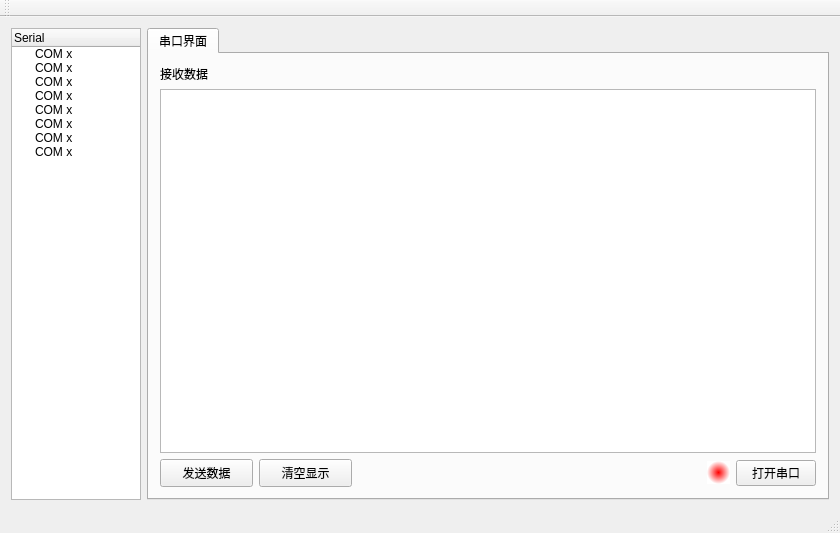
The window that mainwindow.ui (jiaqingnb/serial_emulation) describes before a commit, drawn with Qt 5.
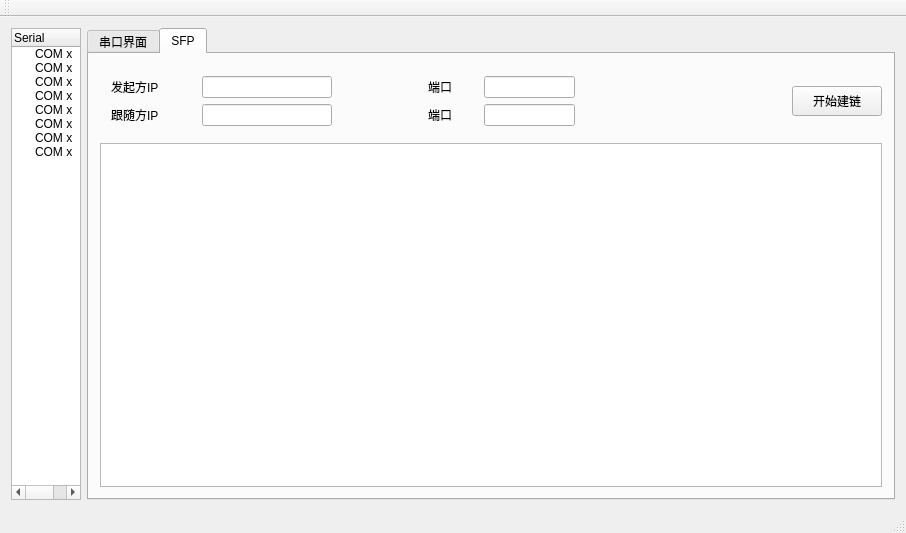
The same window after the commit.

Commit message: 开始开发UDP模块

Diff of the .ui file:
```diff
--- a/mainwindow.ui
+++ b/mainwindow.ui
@@ -78,7 +78,7 @@
       <item>
        <widget class="QTabWidget" name="tabWidget">
         <property name="currentIndex">
-         <number>0</number>
+         <number>1</number>
         </property>
         <widget class="QWidget" name="COM1">
          <attribute name="title">
@@ -208,6 +208,261 @@
           </item>
          </layout>
         </widget>
+        <widget class="QWidget" name="tab">
+         <attribute name="title">
+          <string>SFP</string>
+         </attribute>
+         <layout class="QGridLayout" name="gridLayout_5">
+          <item row="0" column="0">
+           <layout class="QVBoxLayout" name="verticalLayout_2">
+            <item>
+             <layout class="QHBoxLayout" name="horizontalLayout_6">
+              <item>
+               <widget class="QWidget" name="widget" native="true">
+                <layout class="QGridLayout" name="gridLayout_4">
+                 <item row="0" column="0">
+                  <layout class="QHBoxLayout" name="horizontalLayout_4">
+                   <item>
+                    <widget class="QLabel" name="label_2">
+                     <property name="minimumSize">
+                      <size>
+                       <width>85</width>
+                       <height>0</height>
+                      </size>
+                     </property>
+                     <property name="maximumSize">
+                      <size>
+                       <width>85</width>
+                       <height>16777215</height>
+                      </size>
+                     </property>
+                     <property name="text">
+                      <string>发起方IP</string>
+                     </property>
+                    </widget>
+                   </item>
+                   <item>
+                    <widget class="QLineEdit" name="Initiator_IP">
+                     <property name="minimumSize">
+                      <size>
+                       <width>130</width>
+                       <height>22</height>
+                      </size>
+                     </property>
+                     <property name="maximumSize">
+                      <size>
+                       <width>91</width>
+                       <height>22</height>
+                      </size>
+                     </property>
+                    </widget>
+                   </item>
+                   <item>
+                    <spacer name="horizontalSpacer_2">
+                     <property name="orientation">
+                      <enum>Qt::Horizontal</enum>
+                     </property>
+                     <property name="sizeType">
+                      <enum>QSizePolicy::Fixed</enum>
+                     </property>
+                     <property name="sizeHint" stdset="0">
+                      <size>
+                       <width>90</width>
+                       <height>20</height>
+                      </size>
+                     </property>
+                    </spacer>
+                   </item>
+                   <item>
+                    <widget class="QLabel" name="label_4">
+                     <property name="minimumSize">
+                      <size>
+                       <width>50</width>
+                       <height>0</height>
+                      </size>
+                     </property>
+                     <property name="maximumSize">
+                      <size>
+                       <width>65</width>
+                       <height>16777215</height>
+                      </size>
+                     </property>
+                     <property name="text">
+                      <string>端口</string>
+                     </property>
+                    </widget>
+                   </item>
+                   <item>
+                    <widget class="QLineEdit" name="Initiator_Port">
+                     <property name="minimumSize">
+                      <size>
+                       <width>91</width>
+                       <height>22</height>
+                      </size>
+                     </property>
+                     <property name="maximumSize">
+                      <size>
+                       <width>91</width>
+                       <height>22</height>
+                      </size>
+                     </property>
+                    </widget>
+                   </item>
+                   <item>
+                    <spacer name="horizontalSpacer_5">
+                     <property name="orientation">
+                      <enum>Qt::Horizontal</enum>
+                     </property>
+                     <property name="sizeType">
+                      <enum>QSizePolicy::Fixed</enum>
+                     </property>
+                     <property name="sizeHint" stdset="0">
+                      <size>
+                       <width>200</width>
+                       <height>20</height>
+                      </size>
+                     </property>
+                    </spacer>
+                   </item>
+                  </layout>
+                 </item>
+                 <item row="1" column="0">
+                  <layout class="QHBoxLayout" name="horizontalLayout_5">
+                   <item>
+                    <widget class="QLabel" name="label_3">
+                     <property name="minimumSize">
+                      <size>
+                       <width>85</width>
+                       <height>0</height>
+                      </size>
+                     </property>
+                     <property name="maximumSize">
+                      <size>
+                       <width>85</width>
+                       <height>16777215</height>
+                      </size>
+                     </property>
+                     <property name="text">
+                      <string>跟随方IP</string>
+                     </property>
+                    </widget>
+                   </item>
+                   <item>
+                    <widget class="QLineEdit" name="Follower_IP">
+                     <property name="minimumSize">
+                      <size>
+                       <width>130</width>
+                       <height>22</height>
+                      </size>
+                     </property>
+                     <property name="maximumSize">
+                      <size>
+                       <width>91</width>
+                       <height>22</height>
+                      </size>
+                     </property>
+                    </widget>
+                   </item>
+                   <item>
+                    <spacer name="horizontalSpacer_3">
+                     <property name="orientation">
+                      <enum>Qt::Horizontal</enum>
+                     </property>
+                     <property name="sizeType">
+                      <enum>QSizePolicy::Fixed</enum>
+                     </property>
+                     <property name="sizeHint" stdset="0">
+                      <size>
+                       <width>90</width>
+                       <height>20</height>
+                      </size>
+                     </property>
+                    </spacer>
+                   </item>
+                   <item>
+                    <widget class="QLabel" name="label_5">
+                     <property name="minimumSize">
+                      <size>
+                       <width>50</width>
+                       <height>0</height>
+                      </size>
+                     </property>
+                     <property name="maximumSize">
+                      <size>
+                       <width>75</width>
+                       <height>16777215</height>
+                      </size>
+                     </property>
+                     <property name="text">
+                      <string>端口</string>
+                     </property>
+                    </widget>
+                   </item>
+                   <item>
+                    <widget class="QLineEdit" name="Follower_Port">
+                     <property name="minimumSize">
+                      <size>
+                       <width>91</width>
+                       <height>22</height>
+                      </size>
+                     </property>
+                     <property name="maximumSize">
+                      <size>
+                       <width>91</width>
+                       <height>22</height>
+                      </size>
+                     </property>
+                    </widget>
+                   </item>
+                   <item>
+                    <spacer name="horizontalSpacer_4">
+                     <property name="orientation">
+                      <enum>Qt::Horizontal</enum>
+                     </property>
+                     <property name="sizeType">
+                      <enum>QSizePolicy::Fixed</enum>
+                     </property>
+                     <property name="sizeHint" stdset="0">
+                      <size>
+                       <width>200</width>
+                       <height>20</height>
+                      </size>
+                     </property>
+                    </spacer>
+                   </item>
+                  </layout>
+                 </item>
+                </layout>
+               </widget>
+              </item>
+              <item>
+               <widget class="QPushButton" name="pushButton_4">
+                <property name="minimumSize">
+                 <size>
+                  <width>90</width>
+                  <height>30</height>
+                 </size>
+                </property>
+                <property name="maximumSize">
+                 <size>
+                  <width>90</width>
+                  <height>30</height>
+                 </size>
+                </property>
+                <property name="text">
+                 <string>开始建链</string>
+                </property>
+               </widget>
+              </item>
+             </layout>
+            </item>
+            <item>
+             <widget class="QTextEdit" name="textEdit_2"/>
+            </item>
+           </layout>
+          </item>
+         </layout>
+        </widget>
        </widget>
       </item>
      </layout>
```
Left out of the diff: 4 changed lines with no effect on the pictures. The commit also changes 6 other files.
